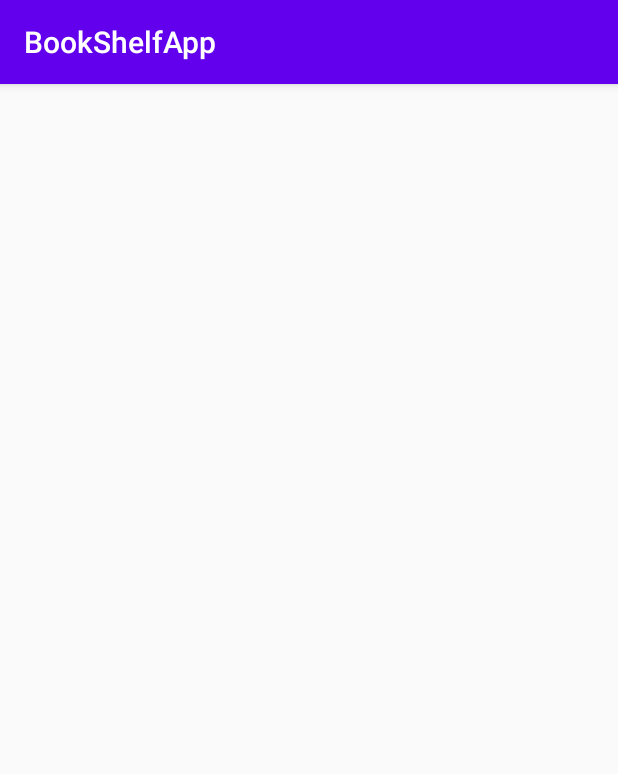
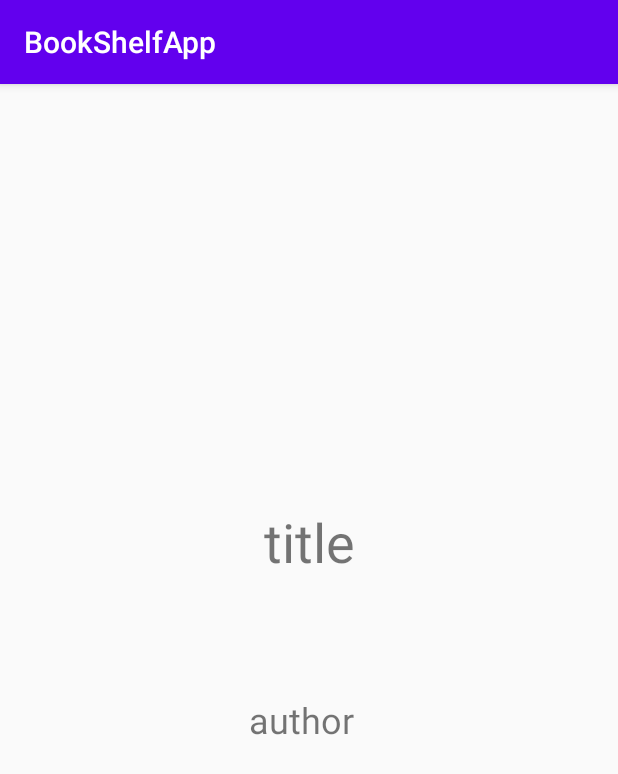
Before and after one commit to parsatempleowl-parsatempleuniversity/BookShelfApp, an Android app: the fragment BookDetailsFragment shown on its own in the app's theme, on a phone screen of 412 x 824 dp. Shown: the top 774 px of the screen. Run offline under Robolectric (Android 15) with nearby library versions, the phone set to English and light mode, and no system bars.

Commit message:
made changes to two layout files

```diff
--- a/app/src/main/res/layout/fragment_book_details.xml
+++ b/app/src/main/res/layout/fragment_book_details.xml
@@ -1,7 +1,40 @@
 <?xml version="1.0" encoding="utf-8"?>
 <FrameLayout xmlns:android="http://schemas.android.com/apk/res/android"
+    xmlns:app="http://schemas.android.com/apk/res-auto"
     xmlns:tools="http://schemas.android.com/tools"
     android:id="@+id/container_2"
     android:layout_width="match_parent"
     android:layout_height="match_parent"
-    tools:context=".BookDetailsFragment" />
+    tools:context=".BookDetailsFragment"
+    android:orientation="vertical">
+
+    <androidx.constraintlayout.widget.ConstraintLayout
+        android:layout_width="match_parent"
+        android:layout_height="match_parent">
+
+        <TextView
+            android:id="@+id/title"
+            android:layout_width="wrap_content"
+            android:layout_height="wrap_content"
+            android:text="@string/title"
+            android:textSize="36sp"
+            app:layout_constraintBottom_toBottomOf="parent"
+            app:layout_constraintEnd_toEndOf="parent"
+            app:layout_constraintStart_toStartOf="parent"
+            app:layout_constraintTop_toTopOf="parent"
+            app:layout_constraintVertical_bias="0.39" />
+
+        <TextView
+            android:id="@+id/author"
+            android:layout_width="wrap_content"
+            android:layout_height="wrap_content"
+            android:text="@string/author"
+            android:textSize="24sp"
+            app:layout_constraintBottom_toBottomOf="parent"
+            app:layout_constraintEnd_toEndOf="parent"
+            app:layout_constraintHorizontal_bias="0.486"
+            app:layout_constraintStart_toStartOf="parent"
+            app:layout_constraintTop_toBottomOf="@+id/title"
+            app:layout_constraintVertical_bias="0.192" />
+    </androidx.constraintlayout.widget.ConstraintLayout>
+</FrameLayout>
--- a/app/src/main/res/layout/fragment_book_list.xml
+++ b/app/src/main/res/layout/fragment_book_list.xml
@@ -13,7 +13,7 @@
         <TextView
             android:id="@+id/title"
             android:layout_width="match_parent"
-            android:layout_height="0dp" />
+            android:layout_height="match_parent" />
 
         <TextView
             android:id="@+id/author"
--- a/app/src/main/res/values/strings.xml
+++ b/app/src/main/res/values/strings.xml
@@ -3,4 +3,6 @@
 
     <!-- TODO: Remove or change this placeholder text -->
     <string name="hello_blank_fragment">Hello blank fragment</string>
+    <string name="title">title</string>
+    <string name="author">author</string>
 </resources>
```
